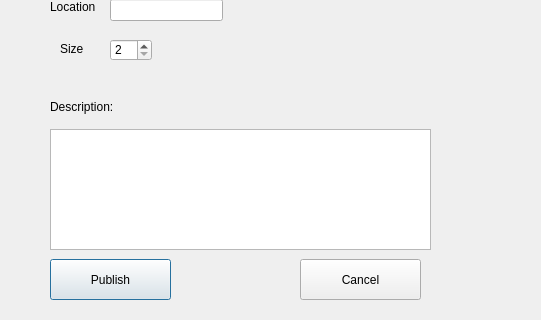
First picture: the form in StudyMeet/createnewsession.ui, repository DanielCChavez/StudyMeet, before the edit; both pictures show x 0 to 541 and y 91 to 411 of the 775 by 411 pixel window.
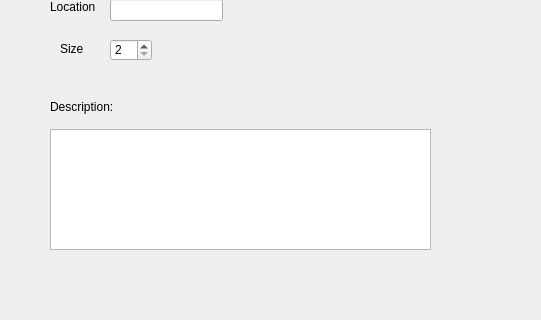
Second picture: the form after the edit. Icons and pictures are not drawn.

Commit message: changed buttons to custom images

Diff of the .ui file:
```diff
--- a/StudyMeet/createnewsession.ui
+++ b/StudyMeet/createnewsession.ui
@@ -104,14 +104,23 @@
   <widget class="QPushButton" name="PublishSessionButton">
    <property name="geometry">
     <rect>
-     <x>50</x>
+     <x>40</x>
      <y>350</y>
-     <width>121</width>
-     <height>41</height>
+     <width>161</width>
+     <height>61</height>
     </rect>
    </property>
+   <property name="styleSheet">
+    <string notr="true">background-color: transparent;
+border-image: url(button.png);
+background: none;
+border: none;
+background-repeat: none; 
+
+</string>
+   </property>
    <property name="text">
-    <string>Publish</string>
+    <string/>
    </property>
    <property name="default">
     <bool>true</bool>
@@ -130,14 +139,22 @@
   <widget class="QPushButton" name="CancelButton">
    <property name="geometry">
     <rect>
-     <x>300</x>
+     <x>260</x>
      <y>350</y>
-     <width>121</width>
-     <height>41</height>
+     <width>161</width>
+     <height>61</height>
     </rect>
    </property>
+   <property name="styleSheet">
+    <string notr="true">background-color: transparent;
+border-image: url(CancelButton.png);
+background: none;
+border: none;
+background-repeat: none; 
+</string>
+   </property>
    <property name="text">
-    <string>Cancel</string>
+    <string/>
    </property>
   </widget>
   <widget class="QTimeEdit" name="timeStartEdit">
```
The commit also changes 7 other files.
